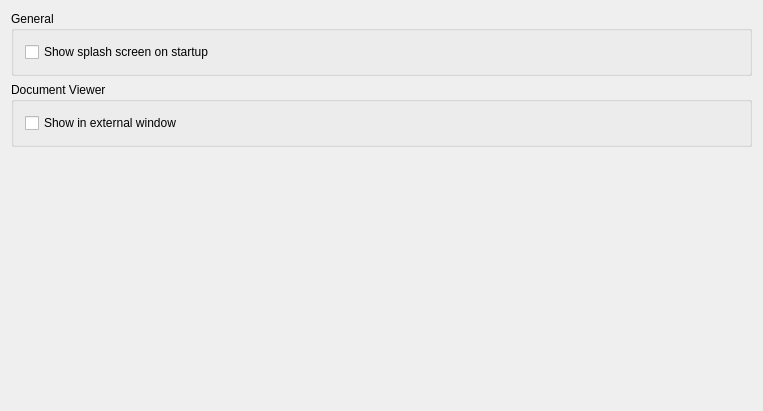
Before: the Qt Designer form src/widgets/appearanceconfigwidget.ui in KDE/kile, drawn with Qt 5.
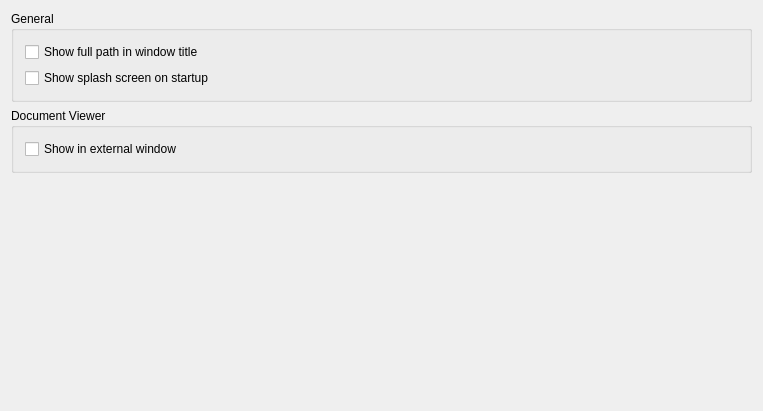
After: the same form once the commit is applied.

Commit message: Add a config setting for showing full paths in the window title

What changed in the file:
```diff
--- a/src/widgets/appearanceconfigwidget.ui
+++ b/src/widgets/appearanceconfigwidget.ui
@@ -23,6 +23,13 @@
       <bool>false</bool>
      </property>
      <layout class="QVBoxLayout" name="verticalLayout_3">
+      <item>
+       <widget class="QCheckBox" name="kcfg_ShowFullPathInWindowTitle">
+        <property name="text">
+         <string>Show full path in window title</string>
+        </property>
+       </widget>
+      </item>
       <item>
        <widget class="QCheckBox" name="kcfg_ShowSplashScreen">
         <property name="text">
```
The commit also changes 3 other files.
